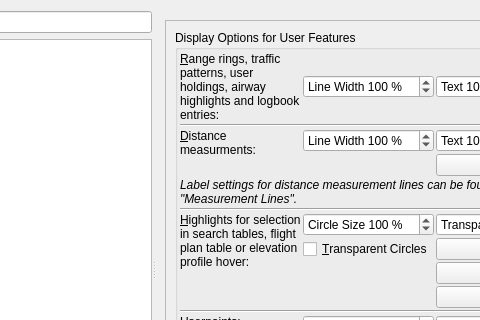
Above: src/options/options.ui from albar965/littlenavmap before the change; both pictures show x 150 to 630 and y 0 to 320 of the 911 by 565 pixel window. Below: the same form after it.
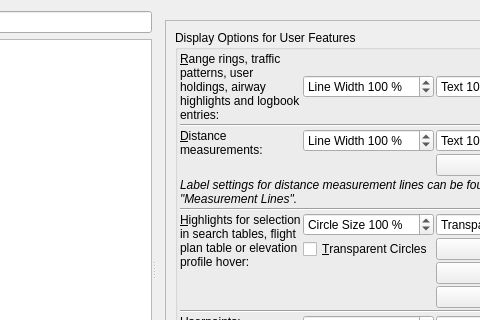
That is the form after the change. The open tabs and pages were chosen to show the change. Icons and pictures are not drawn.

Commit message: Fixed typo in options dialog

```diff
--- a/src/options/options.ui
+++ b/src/options/options.ui
@@ -4896,7 +4896,7 @@
                <item row="3" column="2" rowspan="2">
                 <widget class="QLabel" name="labelOptionsMapDistanceMeasurement">
                  <property name="text">
-                  <string>&amp;Distance measurments:</string>
+                  <string>&amp;Distance measurements:</string>
                  </property>
                  <property name="alignment">
                   <set>Qt::AlignLeading|Qt::AlignLeft|Qt::AlignTop</set>
```
